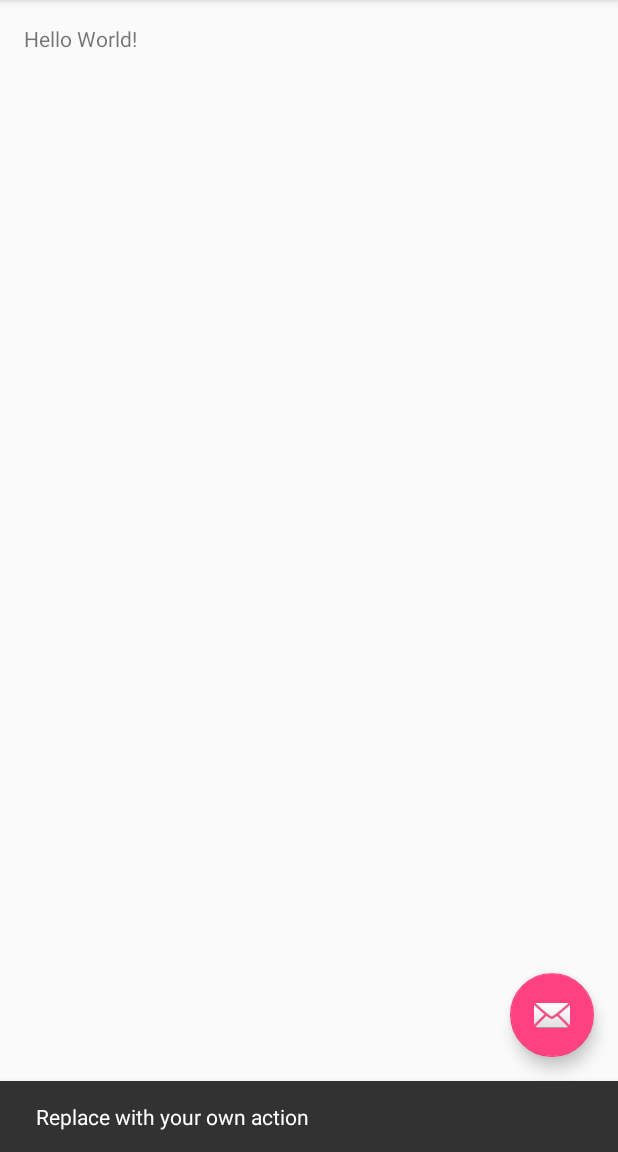
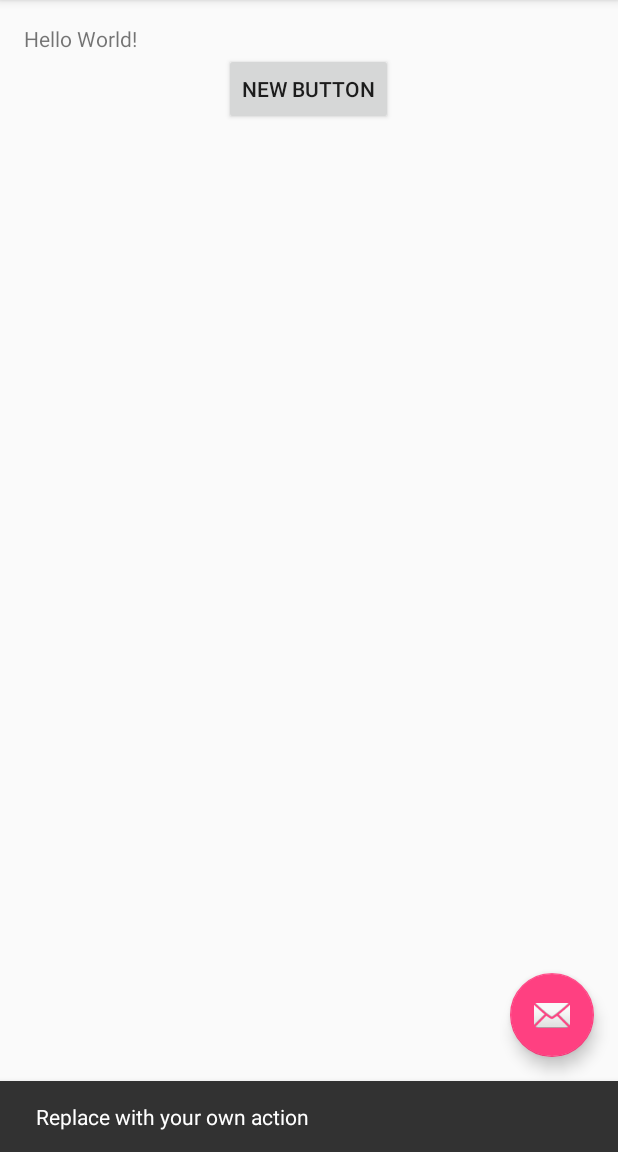
Before and after one commit to dzulham/TemanNyender, an Android app: the screen it shows after launch (MainActivity), after a tap on an icon or button, on a phone screen of 412 x 824 dp, the part 84-1236 px from its top. Run offline under Robolectric (Android 15) with nearby library versions, the phone set to English and light mode, and no system bars.

Commit message:
New button added

```diff
--- a/app/src/main/res/layout/content_main.xml
+++ b/app/src/main/res/layout/content_main.xml
@@ -15,5 +15,14 @@
     <TextView
         android:layout_width="wrap_content"
         android:layout_height="wrap_content"
-        android:text="Hello World!" />
+        android:text="Hello World!"
+        android:id="@+id/textView" />
+
+    <Button
+        android:layout_width="wrap_content"
+        android:layout_height="wrap_content"
+        android:text="New Button"
+        android:id="@+id/button"
+        android:layout_below="@+id/textView"
+        android:layout_centerHorizontal="true" />
 </RelativeLayout>
```
